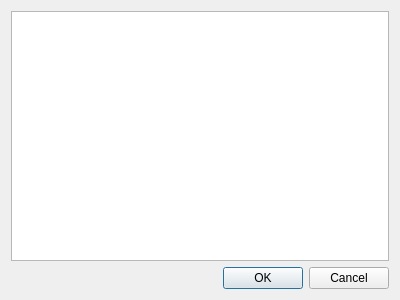
First picture: the form in src/plugins/widget/GraphPanelWidget/src/graphpanelwidgetcustomaxeswindow.ui, repository opencor/opencor, before the edit.
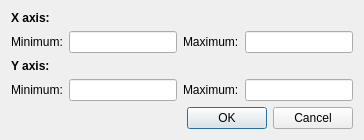
Second picture: the form after the edit.

Commit message: Single Cell view: some work on allowing the user to manually define the axes of a graph panel (#997).

```diff
--- a/src/plugins/widget/GraphPanelWidget/src/graphpanelwidgetcustomaxeswindow.ui
+++ b/src/plugins/widget/GraphPanelWidget/src/graphpanelwidgetcustomaxeswindow.ui
@@ -7,15 +7,89 @@
     <x>0</x>
     <y>0</y>
     <width>400</width>
-    <height>300</height>
+    <height>168</height>
    </rect>
   </property>
   <property name="windowTitle">
    <string>Custom axes...</string>
   </property>
   <layout class="QVBoxLayout" name="layout">
+   <property name="sizeConstraint">
+    <enum>QLayout::SetFixedSize</enum>
+   </property>
    <item>
-    <widget class="QTextEdit" name="textEdit"/>
+    <widget class="QLabel" name="xAxisLabel">
+     <property name="font">
+      <font>
+       <weight>75</weight>
+       <bold>true</bold>
+      </font>
+     </property>
+     <property name="text">
+      <string>X axis:</string>
+     </property>
+    </widget>
+   </item>
+   <item>
+    <layout class="QHBoxLayout" name="xLayout">
+     <item>
+      <widget class="QLabel" name="xMinimumLabel">
+       <property name="text">
+        <string>Minimum:</string>
+       </property>
+      </widget>
+     </item>
+     <item>
+      <widget class="QLineEdit" name="xMinimumValue"/>
+     </item>
+     <item>
+      <widget class="QLabel" name="xMaximumLabel">
+       <property name="text">
+        <string>Maximum:</string>
+       </property>
+      </widget>
+     </item>
+     <item>
+      <widget class="QLineEdit" name="xMaximumValue"/>
+     </item>
+    </layout>
+   </item>
+   <item>
+    <widget class="QLabel" name="yAxisLabel">
+     <property name="font">
+      <font>
+       <weight>75</weight>
+       <bold>true</bold>
+      </font>
+     </property>
+     <property name="text">
+      <string>Y axis:</string>
+     </property>
+    </widget>
+   </item>
+   <item>
+    <layout class="QHBoxLayout" name="yLayout">
+     <item>
+      <widget class="QLabel" name="yMinimumLabel">
+       <property name="text">
+        <string>Minimum:</string>
+       </property>
+      </widget>
+     </item>
+     <item>
+      <widget class="QLineEdit" name="yMinimumValue"/>
+     </item>
+     <item>
+      <widget class="QLabel" name="yMaximumLabel">
+       <property name="text">
+        <string>Maximum:</string>
+       </property>
+      </widget>
+     </item>
+     <item>
+      <widget class="QLineEdit" name="yMaximumValue"/>
+     </item>
+    </layout>
    </item>
    <item>
     <widget class="QDialogButtonBox" name="buttonBox">
```
The commit also changes 4 other files.
